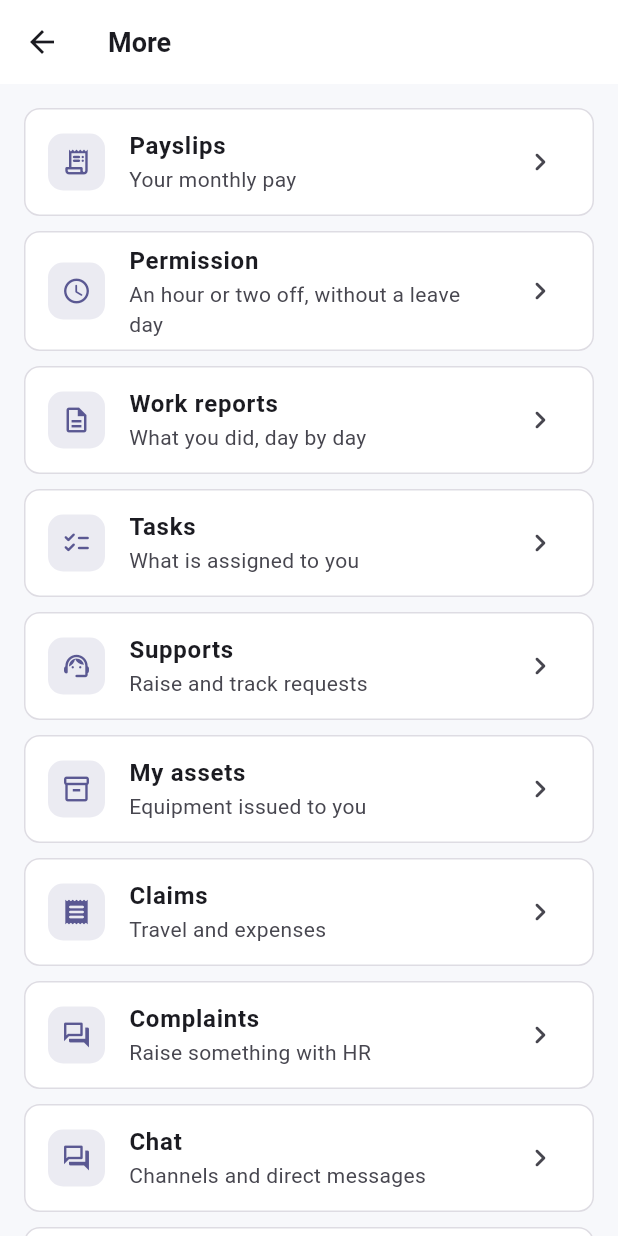
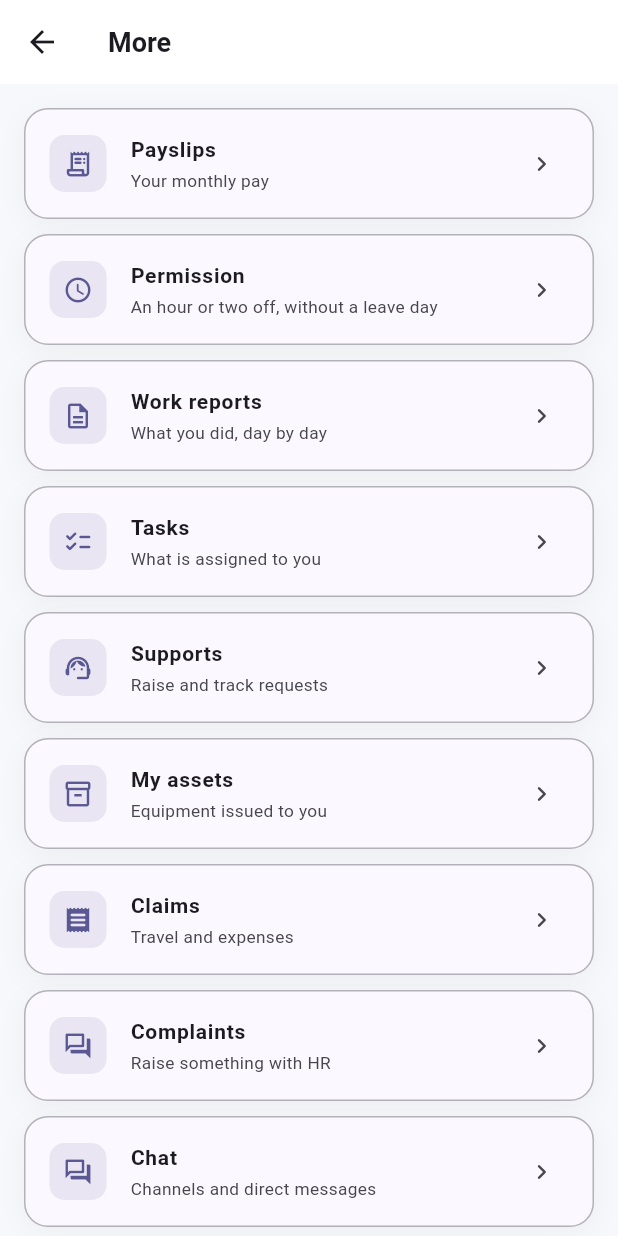
Before and after one commit to Sbt23s/My-EMP-Portal, a Flutter app: the MoreScreen screen opened directly, on a phone screen of 412 x 824 dp. Run offline on Flutter 3.47's test engine with Material 3 defaults, Android fonts, the phone set to English and light mode, and no system bars; drawn by our look-alikes of flutter_animate; our stand-ins replace cached_network_image, dio, file_picker, flutter_local_notifications, flutter_riverpod, flutter_secure_storage and 6 more; missing offline and left inert: flutter_webrtc, record, stomp_dart_client; accounts and stored records are empty.

Commit message:
Mobile: the More hub in the same card language
The entry rows were Material Cards while everything else had moved to the
shared card, so the hub read as a different app from the two screens either
side of it. Same shape, same radius, same border now; the tighter type
matches the reference's density.

Gating untouched: every row still appears only for the module and the
permission that already governed it.

Co-Authored-By: Claude Opus 5 (1M context) <noreply@anthropic.com>

```diff
--- a/mobile-app/lib/features/more/more_screen.dart
+++ b/mobile-app/lib/features/more/more_screen.dart
@@ -19,6 +19,7 @@ import 'employees_screen.dart';
 import 'my_team_screen.dart';
 import '../../themes/app_theme.dart';
 import '../../widgets/states.dart';
+import '../../widgets/ui_kit.dart';
 import '../approvals/approvals_screen.dart';
 import 'calendar_screen.dart';
 import 'raise_ticket_sheet.dart';
@@ -349,12 +350,12 @@ class _Entry extends StatelessWidget {
     final scheme = Theme.of(context).colorScheme;
     return Padding(
       padding: const EdgeInsets.only(bottom: 10),
-      child: Card(
+      child: Container(
+        decoration: UI.card(context),
+        clipBehavior: Clip.antiAlias,
         child: ListTile(
           onTap: onTap,
-          shape: RoundedRectangleBorder(
-            borderRadius: BorderRadius.circular(14),
-          ),
+          shape: RoundedRectangleBorder(borderRadius: UI.br),
           leading: Container(
             padding: const EdgeInsets.all(9),
             decoration: BoxDecoration(
@@ -365,10 +366,10 @@ class _Entry extends StatelessWidget {
           ),
           title: Text(
             title,
-            style: const TextStyle(fontWeight: FontWeight.w600),
+            style: const TextStyle(fontWeight: FontWeight.w700, fontSize: 14),
           ),
-          subtitle: Text(subtitle),
-          trailing: const Icon(Icons.chevron_right_rounded),
+          subtitle: Text(subtitle, style: const TextStyle(fontSize: 11.5)),
+          trailing: const Icon(Icons.chevron_right_rounded, size: 20),
         ),
       ),
     );
```
